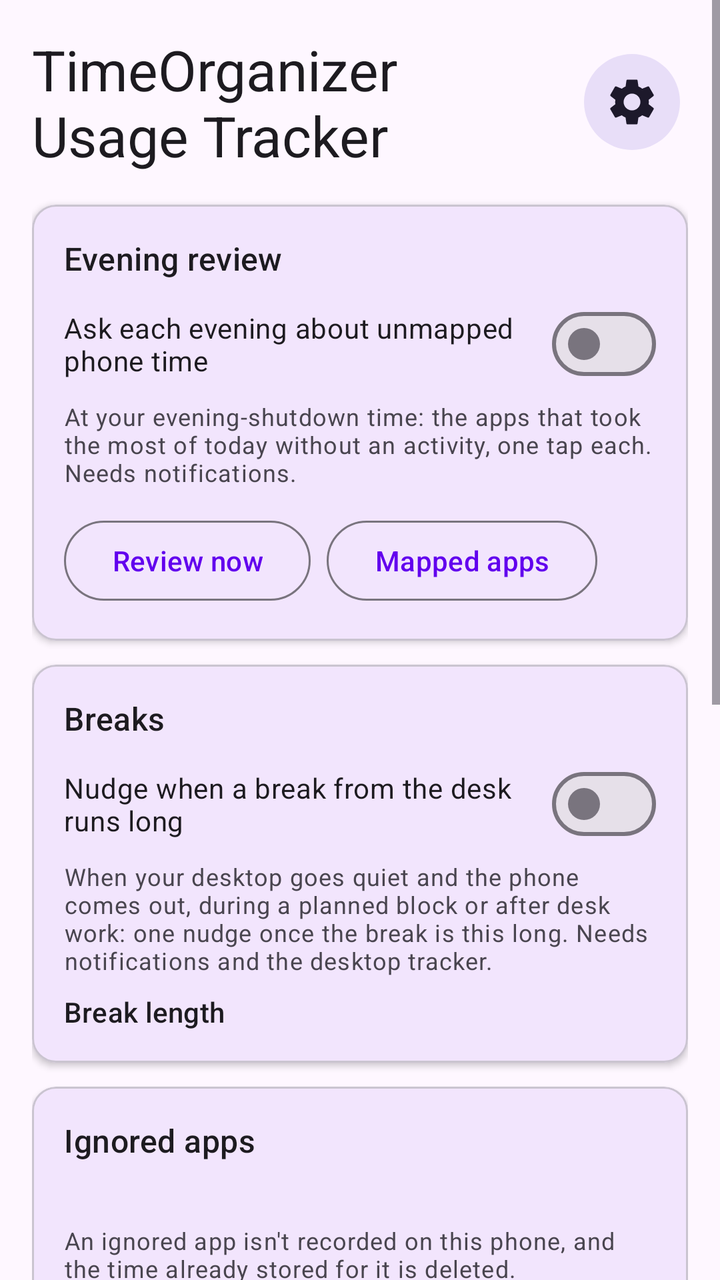
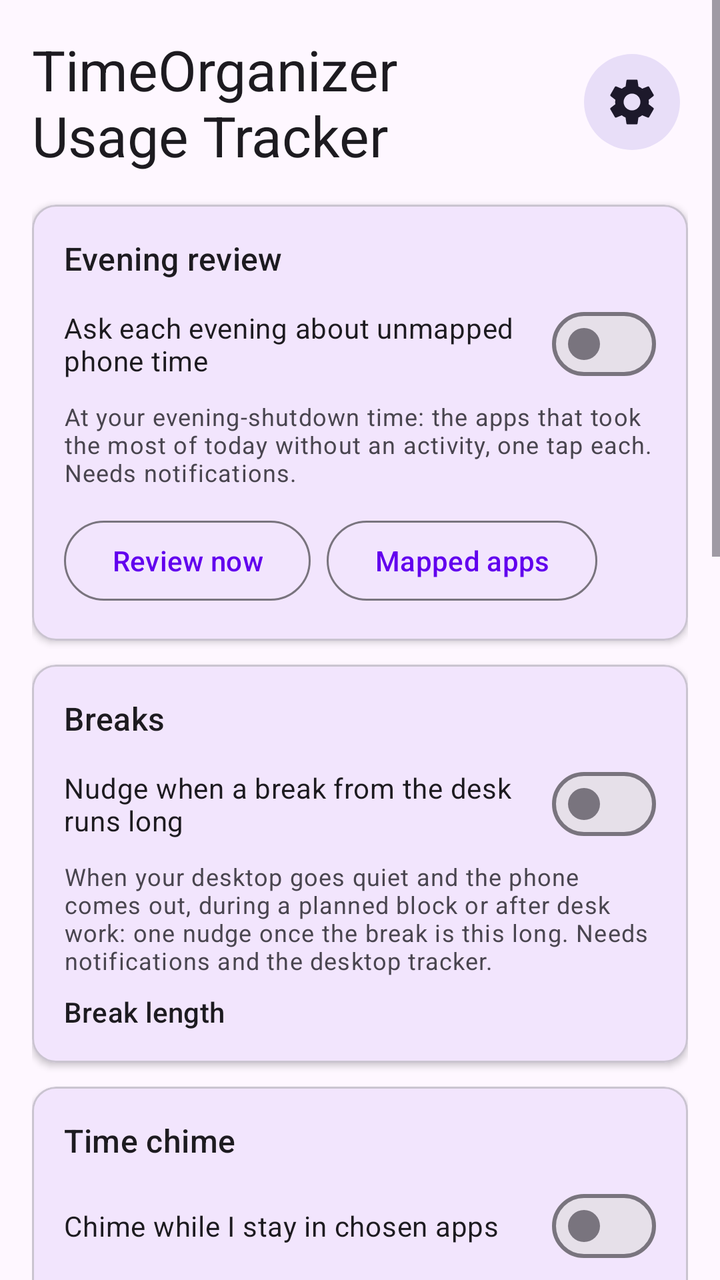

Before-and-after screenshots of an Android layout around one commit, followed by the original layout XML and the change that was made.
<!-- AndroidManifest.xml: application theme Theme.TimeOrganizerUsageTracker -->
<!-- res/layout/activity_main.xml -->
<?xml version="1.0" encoding="utf-8"?>
<LinearLayout xmlns:android="http://schemas.android.com/apk/res/android"
    xmlns:app="http://schemas.android.com/apk/res-auto"
    android:layout_width="match_parent"
    android:id="@+id/root"
    android:layout_height="match_parent"
    android:orientation="vertical">

    
    <com.google.android.material.card.MaterialCardView
        android:id="@+id/bannerUsageAccess"
        android:layout_width="match_parent"
        android:layout_height="wrap_content"
        android:layout_marginStart="16dp"
        android:layout_marginEnd="16dp"
        android:layout_marginTop="16dp"
        android:visibility="gone"
        app:cardBackgroundColor="?attr/colorErrorContainer"
        app:strokeColor="?attr/colorError"
        app:strokeWidth="1dp"
        app:cardElevation="0dp"
        app:cardCornerRadius="12dp">

        <LinearLayout
            android:layout_width="match_parent"
            android:layout_height="wrap_content"
            android:orientation="vertical"
            android:padding="16dp">

            <TextView
                android:layout_width="wrap_content"
                android:layout_height="wrap_content"
                android:text="@string/usage_access_banner_title"
                android:textAppearance="?attr/textAppearanceTitleMedium"
                android:textColor="?attr/colorOnErrorContainer"
                android:layout_marginBottom="4dp" />

            <TextView
                android:layout_width="wrap_content"
                android:layout_height="wrap_content"
                android:text="@string/usage_access_banner_text"
                android:textAppearance="?attr/textAppearanceBodyMedium"
                android:textColor="?attr/colorOnErrorContainer"
                android:layout_marginBottom="12dp" />

            <com.google.android.material.button.MaterialButton
                android:id="@+id/btnGrantPermission"
                android:layout_width="wrap_content"
                android:layout_height="wrap_content"
                android:text="@string/btn_grant_permission"
                android:backgroundTint="?attr/colorError"
                android:textColor="?attr/colorOnError" />

        </LinearLayout>
    </com.google.android.material.card.MaterialCardView>

    <ScrollView
        android:layout_width="match_parent"
        android:layout_height="0dp"
        android:layout_weight="1"
        android:clipToPadding="false"
        android:fillViewport="true">

    <LinearLayout
        android:layout_width="match_parent"
        android:layout_height="wrap_content"
        android:orientation="vertical"
        android:padding="16dp">

        
        <LinearLayout
            android:layout_width="match_parent"
            android:layout_height="wrap_content"
            android:orientation="horizontal"
            android:gravity="center_vertical"
            android:layout_marginBottom="16dp">

            <TextView
                android:layout_width="0dp"
                android:layout_height="wrap_content"
                android:layout_weight="1"
                android:text="TimeOrganizer Usage Tracker"
                android:textAppearance="?attr/textAppearanceHeadlineMedium" />

            <com.google.android.material.button.MaterialButton
                android:id="@+id/btnSettings"
                style="@style/Widget.Material3.Button.IconButton.Filled.Tonal"
                android:layout_width="wrap_content"
                android:layout_height="wrap_content"
                android:layout_marginStart="8dp"
                android:contentDescription="@string/settings_title"
                app:icon="@drawable/ic_settings"
                app:iconSize="28dp" />

        </LinearLayout>

        
        <com.google.android.material.card.MaterialCardView
            android:id="@+id/bannerSetup"
            android:layout_width="match_parent"
            android:layout_height="wrap_content"
            android:layout_marginBottom="12dp"
            android:visibility="gone"
            android:clickable="true"
            android:focusable="true"
            app:cardBackgroundColor="@color/warning_container"
            app:strokeColor="@color/warning"
            app:strokeWidth="1dp"
            app:cardElevation="0dp"
            app:cardCornerRadius="12dp">

            <LinearLayout
                android:layout_width="match_parent"
                android:layout_height="wrap_content"
                android:orientation="vertical"
                android:padding="16dp">

                <TextView
                    android:layout_width="wrap_content"
                    android:layout_height="wrap_content"
                    android:text="@string/setup_banner_title"
                    android:textAppearance="?attr/textAppearanceTitleMedium"
                    android:textColor="@color/on_warning_container"
                    android:layout_marginBottom="4dp" />

                <TextView
                    android:id="@+id/tvSetupBanner"
                    android:layout_width="wrap_content"
                    android:layout_height="wrap_content"
                    android:textAppearance="?attr/textAppearanceBodyMedium"
                    android:textColor="@color/on_warning_container"
                    android:layout_marginBottom="12dp" />

                <com.google.android.material.button.MaterialButton
                    android:id="@+id/btnOpenSettings"
                    android:layout_width="wrap_content"
                    android:layout_height="wrap_content"
                    android:text="@string/btn_open_settings"
                    android:textColor="@color/on_warning_container"
                    app:strokeColor="@color/warning"
                    style="@style/Widget.Material3.Button.OutlinedButton" />

            </LinearLayout>
        </com.google.android.material.card.MaterialCardView>

        
        <com.google.android.material.card.MaterialCardView
            android:layout_width="match_parent"
            android:layout_height="wrap_content"
            android:layout_marginBottom="12dp"
            app:cardElevation="2dp"
            app:cardCornerRadius="12dp">

            <LinearLayout
                android:layout_width="match_parent"
                android:layout_height="wrap_content"
                android:orientation="vertical"
                android:padding="16dp">

                <TextView
                    android:layout_width="wrap_content"
                    android:layout_height="wrap_content"
                    android:text="@string/review_card_title"
                    android:textAppearance="?attr/textAppearanceTitleMedium"
                    android:layout_marginBottom="8dp" />

                <com.google.android.material.materialswitch.MaterialSwitch
                    android:id="@+id/swEveningReview"
                    android:layout_width="match_parent"
                    android:layout_height="wrap_content"
                    android:text="@string/review_card_switch" />

                <TextView
                    android:layout_width="wrap_content"
                    android:layout_height="wrap_content"
                    android:text="@string/review_card_hint"
                    android:textAppearance="?attr/textAppearanceBodySmall"
                    android:layout_marginTop="4dp"
                    android:layout_marginBottom="12dp" />

                <LinearLayout
                    android:layout_width="match_parent"
                    android:layout_height="wrap_content"
                    android:orientation="horizontal">

                    <com.google.android.material.button.MaterialButton
                        android:id="@+id/btnReviewNow"
                        android:layout_width="wrap_content"
                        android:layout_height="wrap_content"
                        android:layout_marginEnd="8dp"
                        android:text="@string/btn_review_now"
                        style="@style/Widget.Material3.Button.OutlinedButton" />

                    <com.google.android.material.button.MaterialButton
                        android:id="@+id/btnMappedApps"
                        android:layout_width="wrap_content"
                        android:layout_height="wrap_content"
                        android:text="@string/btn_mapped_apps"
                        style="@style/Widget.Material3.Button.OutlinedButton" />
                </LinearLayout>

            </LinearLayout>
        </com.google.android.material.card.MaterialCardView>

        
        <com.google.android.material.card.MaterialCardView
            android:layout_width="match_parent"
            android:layout_height="wrap_content"
            android:layout_marginBottom="12dp"
            app:cardElevation="2dp"
            app:cardCornerRadius="12dp">

            <LinearLayout
                android:layout_width="match_parent"
                android:layout_height="wrap_content"
                android:orientation="vertical"
                android:padding="16dp">

                <TextView
                    android:layout_width="wrap_content"
                    android:layout_height="wrap_content"
                    android:text="@string/break_card_title"
                    android:textAppearance="?attr/textAppearanceTitleMedium"
                    android:layout_marginBottom="8dp" />

                <com.google.android.material.materialswitch.MaterialSwitch
                    android:id="@+id/swBreakNudge"
                    android:layout_width="match_parent"
                    android:layout_height="wrap_content"
                    android:text="@string/break_card_switch" />

                <TextView
                    android:layout_width="wrap_content"
                    android:layout_height="wrap_content"
                    android:text="@string/break_card_hint"
                    android:textAppearance="?attr/textAppearanceBodySmall"
                    android:layout_marginTop="4dp"
                    android:layout_marginBottom="8dp" />

                <TextView
                    android:layout_width="wrap_content"
                    android:layout_height="wrap_content"
                    android:text="@string/break_card_length"
                    android:textAppearance="?attr/textAppearanceLabelLarge" />

                <com.google.android.material.chip.ChipGroup
                    android:id="@+id/chipsBreakLength"
                    android:layout_width="match_parent"
                    android:layout_height="wrap_content"
                    app:singleSelection="true"
                    app:selectionRequired="true" />

            </LinearLayout>
        </com.google.android.material.card.MaterialCardView>

        
        <com.google.android.material.card.MaterialCardView
            android:layout_width="match_parent"
            android:layout_height="wrap_content"
            android:layout_marginBottom="12dp"
            app:cardElevation="2dp"
            app:cardCornerRadius="12dp">

            <LinearLayout
                android:layout_width="match_parent"
                android:layout_height="wrap_content"
                android:orientation="vertical"
                android:padding="16dp">

                <TextView
                    android:layout_width="wrap_content"
                    android:layout_height="wrap_content"
                    android:text="@string/ignored_title"
                    android:textAppearance="?attr/textAppearanceTitleMedium"
                    android:layout_marginBottom="8dp" />

                <TextView
                    android:id="@+id/tvIgnoredCount"
                    android:layout_width="wrap_content"
                    android:layout_height="wrap_content"
                    android:textAppearance="?attr/textAppearanceBodyMedium" />

                <TextView
                    android:layout_width="wrap_content"
                    android:layout_height="wrap_content"
                    android:text="@string/ignored_card_hint"
                    android:textAppearance="?attr/textAppearanceBodySmall"
                    android:layout_marginTop="4dp"
                    android:layout_marginBottom="12dp" />

                <com.google.android.material.button.MaterialButton
                    android:id="@+id/btnIgnoredApps"
                    android:layout_width="wrap_content"
                    android:layout_height="wrap_content"
                    android:text="@string/btn_ignored_apps"
                    style="@style/Widget.Material3.Button.OutlinedButton" />

            </LinearLayout>
        </com.google.android.material.card.MaterialCardView>

        
        <com.google.android.material.card.MaterialCardView
            android:layout_width="match_parent"
            android:layout_height="wrap_content"
            android:layout_marginBottom="12dp"
            app:cardElevation="2dp"
            app:cardCornerRadius="12dp">

            <LinearLayout
                android:layout_width="match_parent"
                android:layout_height="wrap_content"
                android:orientation="vertical"
                android:padding="16dp">

                <TextView
                    android:layout_width="wrap_content"
                    android:layout_height="wrap_content"
                    android:text="Sync Status"
                    android:textAppearance="?attr/textAppearanceTitleMedium"
                    android:layout_marginBottom="8dp" />

                <TextView
                    android:id="@+id/tvLastSync"
                    android:layout_width="wrap_content"
                    android:layout_height="wrap_content"
                    android:textAppearance="?attr/textAppearanceBodyMedium" />

                <TextView
                    android:id="@+id/tvSyncResult"
                    android:layout_width="wrap_content"
                    android:layout_height="wrap_content"
                    android:textAppearance="?attr/textAppearanceBodyMedium"
                    android:layout_marginTop="4dp" />

                <com.google.android.material.button.MaterialButton
                    android:id="@+id/btnRefreshStatus"
                    android:layout_width="wrap_content"
                    android:layout_height="wrap_content"
                    android:layout_marginTop="12dp"
                    android:text="@string/btn_refresh_status"
                    style="@style/Widget.Material3.Button.OutlinedButton" />

            </LinearLayout>
        </com.google.android.material.card.MaterialCardView>

        
        <com.google.android.material.card.MaterialCardView
            android:layout_width="match_parent"
            android:layout_height="wrap_content"
            android:layout_marginBottom="12dp"
            app:cardElevation="2dp"
            app:cardCornerRadius="12dp">

            <LinearLayout
                android:layout_width="match_parent"
                android:layout_height="wrap_content"
                android:orientation="vertical"
                android:padding="16dp">

                <TextView
                    android:layout_width="wrap_content"
                    android:layout_height="wrap_content"
                    android:text="Backend Connection"
                    android:textAppearance="?attr/textAppearanceTitleMedium"
                    android:layout_marginBottom="8dp" />

                <TextView
                    android:id="@+id/tvBackendStatus"
                    android:layout_width="wrap_content"
                    android:layout_height="wrap_content"
                    android:textAppearance="?attr/textAppearanceBodyMedium" />

                <TextView
                    android:id="@+id/tvApiUrl"
                    android:layout_width="wrap_content"
                    android:layout_height="wrap_content"
                    android:textAppearance="?attr/textAppearanceBodySmall"
                    android:layout_marginTop="4dp" />

            </LinearLayout>
        </com.google.android.material.card.MaterialCardView>

        
        <com.google.android.material.button.MaterialButton
            android:id="@+id/btnSyncNow"
            android:layout_width="match_parent"
            android:layout_height="wrap_content"
            android:text="@string/btn_sync_now"
            android:layout_marginTop="8dp" />

        
        <com.google.android.material.button.MaterialButton
            android:id="@+id/btnLogout"
            android:layout_width="match_parent"
            android:layout_height="wrap_content"
            android:text="@string/btn_logout"
            android:layout_marginTop="24dp"
            style="@style/Widget.Material3.Button.TextButton" />

    </LinearLayout>
    </ScrollView>
</LinearLayout>
<!-- resources referenced by this layout -->
<resources>
  <color name="on_warning_container">#FF3D2E00</color>
  <color name="warning">#FFB98900</color>
  <color name="warning_container">#FFFFF0C2</color>
  <string name="break_card_hint">When your desktop goes quiet and the phone comes out, during a planned block or after desk work: one nudge once the break is this long. Needs notifications and the desktop tracker.</string>
  <string name="break_card_length">Break length</string>
  <string name="break_card_switch">Nudge when a break from the desk runs long</string>
  <string name="break_card_title">Breaks</string>
  <string name="btn_grant_permission">Grant Usage Access</string>
  <string name="btn_ignored_apps">Manage ignored apps</string>
  <string name="btn_logout">Sign Out</string>
  <string name="btn_mapped_apps">Mapped apps</string>
  <string name="btn_open_settings">Open settings</string>
  <string name="btn_refresh_status">Refresh</string>
  <string name="btn_review_now">Review now</string>
  <string name="btn_sync_now">Sync Now</string>
  <string name="ignored_card_hint">An ignored app isn\'t recorded on this phone, and the time already stored for it is deleted.</string>
  <string name="ignored_title">Ignored apps</string>
  <string name="review_card_hint">At your evening-shutdown time: the apps that took the most of today without an activity, one tap each. Needs notifications.</string>
  <string name="review_card_switch">Ask each evening about unmapped phone time</string>
  <string name="review_card_title">Evening review</string>
  <string name="settings_title">Settings</string>
  <string name="setup_banner_title">Setup isn\'t finished</string>
  <string name="usage_access_banner_text">Your app use isn\'t being read. Android keeps it for about a week, and it\'s picked up once access is back — anything older is gone.</string>
  <string name="usage_access_banner_title">Usage access is off</string>
  <style name="Theme.TimeOrganizerUsageTracker" parent="Theme.Material3.DayNight.NoActionBar">
          <item name="colorPrimary">@color/purple_500</item>
          <item name="colorOnPrimary">@color/white</item>
          <item name="colorSecondary">@color/teal_200</item>
          <item name="colorOnSecondary">@color/black</item>
      </style>
  <color name="purple_500">#FF6200EE</color>
  <color name="white">#FFFFFFFF</color>
  <color name="teal_200">#FF03DAC5</color>
  <color name="black">#FF000000</color>
  <!-- unchanged entries left out for length: 1 -->
</resources>

<!-- the commit's change to res/layout/activity_main.xml (unified diff, before → after) -->
@@ -270,6 +270,86 @@
                 <TextView
                     android:layout_width="wrap_content"
                     android:layout_height="wrap_content"
+                    android:text="@string/chime_title"
+                    android:textAppearance="?attr/textAppearanceTitleMedium"
+                    android:layout_marginBottom="8dp" />
+
+                <com.google.android.material.materialswitch.MaterialSwitch
+                    android:id="@+id/swTimeChime"
+                    android:layout_width="match_parent"
+                    android:layout_height="wrap_content"
+                    android:text="@string/chime_card_switch" />
+
+                <TextView
+                    android:layout_width="wrap_content"
+                    android:layout_height="wrap_content"
+                    android:text="@string/chime_card_hint"
+                    android:textAppearance="?attr/textAppearanceBodySmall"
+                    android:layout_marginTop="4dp"
+                    android:layout_marginBottom="8dp" />
+
+                <TextView
+                    android:layout_width="wrap_content"
+                    android:layout_height="wrap_content"
+                    android:text="@string/chime_card_interval"
+                    android:textAppearance="?attr/textAppearanceLabelLarge" />
+
+                <com.google.android.material.chip.ChipGroup
+                    android:id="@+id/chipsChimeInterval"
+                    android:layout_width="match_parent"
+                    android:layout_height="wrap_content"
+                    app:singleSelection="true"
+                    app:selectionRequired="true" />
+
+                <TextView
+                    android:id="@+id/tvChimeApps"
+                    android:layout_width="wrap_content"
+                    android:layout_height="wrap_content"
+                    android:textAppearance="?attr/textAppearanceBodyMedium"
+                    android:layout_marginTop="8dp"
+                    android:layout_marginBottom="8dp" />
+
+                <LinearLayout
+                    android:layout_width="match_parent"
+                    android:layout_height="wrap_content"
+                    android:orientation="horizontal">
+
+                    <com.google.android.material.button.MaterialButton
+                        android:id="@+id/btnChimeApps"
+                        android:layout_width="wrap_content"
+                        android:layout_height="wrap_content"
+                        android:layout_marginEnd="8dp"
+                        android:text="@string/btn_chime_apps"
+                        style="@style/Widget.Material3.Button.OutlinedButton" />
+
+                    <com.google.android.material.button.MaterialButton
+                        android:id="@+id/btnChimeVibration"
+                        android:layout_width="wrap_content"
+                        android:layout_height="wrap_content"
+                        android:text="@string/btn_chime_vibration"
+                        style="@style/Widget.Material3.Button.TextButton" />
+                </LinearLayout>
+
+            </LinearLayout>
+        </com.google.android.material.card.MaterialCardView>
+
+        
+        <com.google.android.material.card.MaterialCardView
+            android:layout_width="match_parent"
+            android:layout_height="wrap_content"
+            android:layout_marginBottom="12dp"
+            app:cardElevation="2dp"
+            app:cardCornerRadius="12dp">
+
+            <LinearLayout
+                android:layout_width="match_parent"
+                android:layout_height="wrap_content"
+                android:orientation="vertical"
+                android:padding="16dp">
+
+                <TextView
+                    android:layout_width="wrap_content"
+                    android:layout_height="wrap_content"
                     android:text="@string/ignored_title"
                     android:textAppearance="?attr/textAppearanceTitleMedium"
                     android:layout_marginBottom="8dp" />
<!-- resource entries referenced after the edit -->
@@ -7,6 +7,8 @@
   <string name="break_card_length">Break length</string>
   <string name="break_card_switch">Nudge when a break from the desk runs long</string>
   <string name="break_card_title">Breaks</string>
+  <string name="btn_chime_apps">Choose apps</string>
+  <string name="btn_chime_vibration">Vibration</string>
   <string name="btn_grant_permission">Grant Usage Access</string>
   <string name="btn_ignored_apps">Manage ignored apps</string>
   <string name="btn_logout">Sign Out</string>
@@ -15,6 +17,10 @@
   <string name="btn_refresh_status">Refresh</string>
   <string name="btn_review_now">Review now</string>
   <string name="btn_sync_now">Sync Now</string>
+  <string name="chime_card_hint">A short buzz and \"15 m on Reddit\" at each interval you stay in the chosen apps — they count together. Leaving for 3 minutes starts over. Quiet during calls and Do Not Disturb. Needs notifications, and the battery exemption to notice the app in front.</string>
+  <string name="chime_card_interval">Every</string>
+  <string name="chime_card_switch">Chime while I stay in chosen apps</string>
+  <string name="chime_title">Time chime</string>
   <string name="ignored_card_hint">An ignored app isn\'t recorded on this phone, and the time already stored for it is deleted.</string>
   <string name="ignored_title">Ignored apps</string>
   <string name="review_card_hint">At your evening-shutdown time: the apps that took the most of today without an activity, one tap each. Needs notifications.</string>
